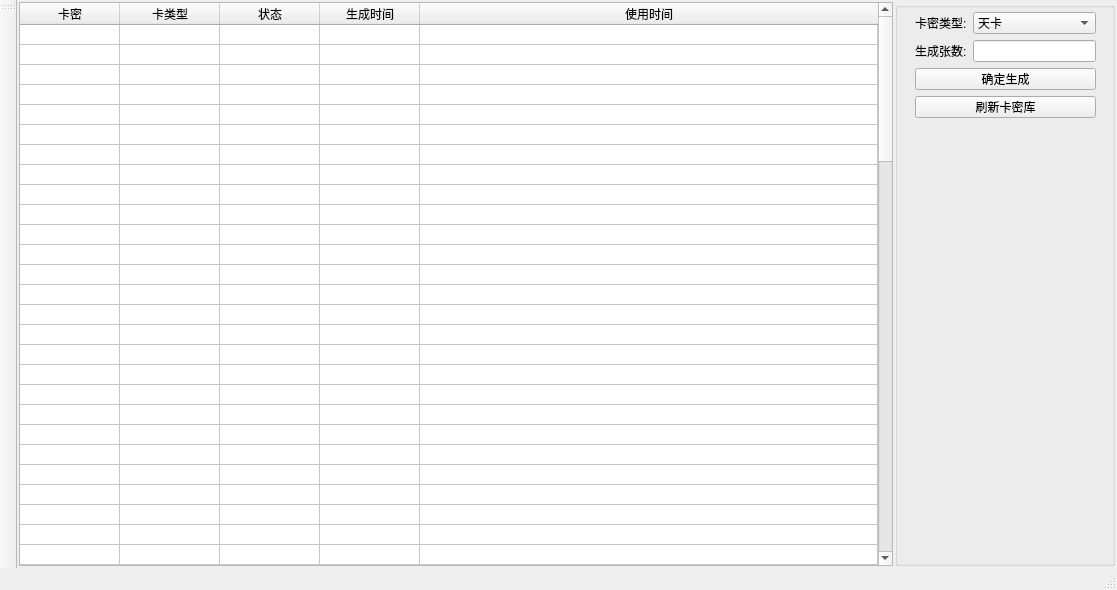
decenfrontier/PyNetAuth, file ui/wnd_server.ui: the form before one commit.
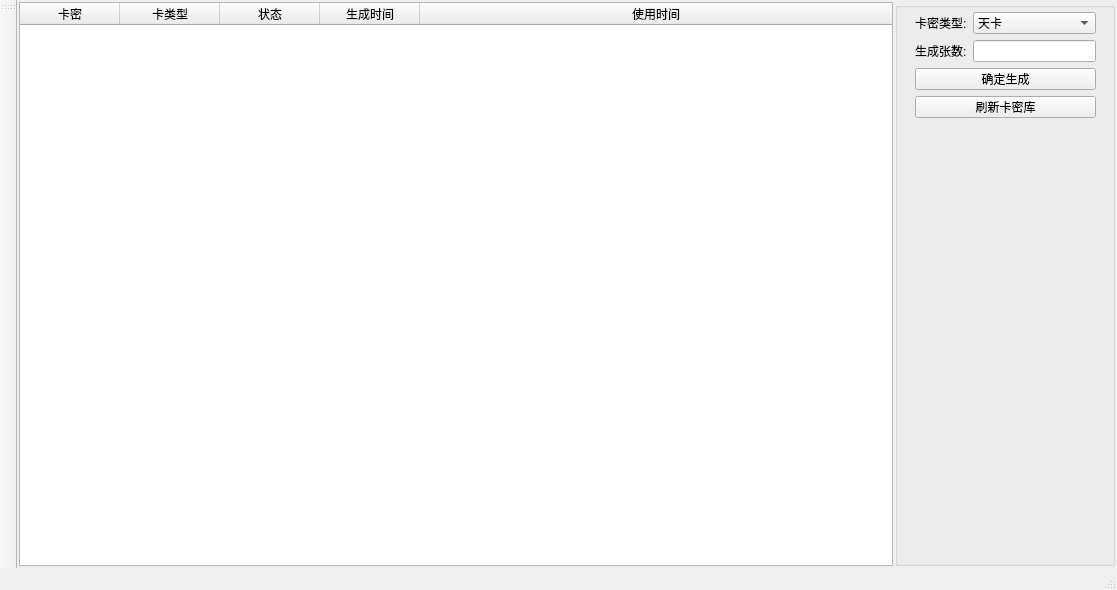
The form after the commit.

What changed in the file:
```diff
--- a/ui/wnd_server.ui
+++ b/ui/wnd_server.ui
@@ -491,6 +491,9 @@
           </property>
           <item>
            <widget class="QTableWidget" name="tbe_card_manage">
+            <property name="alternatingRowColors">
+             <bool>true</bool>
+            </property>
             <property name="textElideMode">
              <enum>Qt::ElideNone</enum>
             </property>
@@ -504,7 +507,7 @@
              <bool>false</bool>
             </property>
             <property name="rowCount">
-             <number>100</number>
+             <number>0</number>
             </property>
             <attribute name="horizontalHeaderVisible">
              <bool>true</bool>
@@ -521,106 +524,6 @@
             <attribute name="verticalHeaderDefaultSectionSize">
              <number>20</number>
             </attribute>
-            <row/>
-            <row/>
-            <row/>
-            <row/>
-            <row/>
-            <row/>
-            <row/>
-            <row/>
-            <row/>
-            <row/>
-            <row/>
-            <row/>
-            <row/>
-            <row/>
-            <row/>
-            <row/>
-            <row/>
-            <row/>
-            <row/>
-            <row/>
-            <row/>
-            <row/>
-            <row/>
-            <row/>
-            <row/>
-            <row/>
-            <row/>
-            <row/>
-            <row/>
-            <row/>
-            <row/>
-            <row/>
-            <row/>
-            <row/>
-            <row/>
-            <row/>
-            <row/>
-            <row/>
-            <row/>
-            <row/>
-            <row/>
-            <row/>
-            <row/>
-            <row/>
-            <row/>
-            <row/>
-            <row/>
-            <row/>
-            <row/>
-            <row/>
-            <row/>
-            <row/>
-            <row/>
-            <row/>
-            <row/>
-            <row/>
-            <row/>
-            <row/>
-            <row/>
-            <row/>
-            <row/>
-            <row/>
-            <row/>
-            <row/>
-            <row/>
-            <row/>
-            <row/>
-            <row/>
-            <row/>
-            <row/>
-            <row/>
-            <row/>
-            <row/>
-            <row/>
-            <row/>
-            <row/>
-            <row/>
-            <row/>
-            <row/>
-            <row/>
-            <row/>
-            <row/>
-            <row/>
-            <row/>
-            <row/>
-            <row/>
-            <row/>
-            <row/>
-            <row/>
-            <row/>
-            <row/>
-            <row/>
-            <row/>
-            <row/>
-            <row/>
-            <row/>
-            <row/>
-            <row/>
-            <row/>
-            <row/>
             <column>
              <property name="text">
               <string>卡密</string>
```
Left out of the diff: 210 changed lines with no effect on the pictures.
